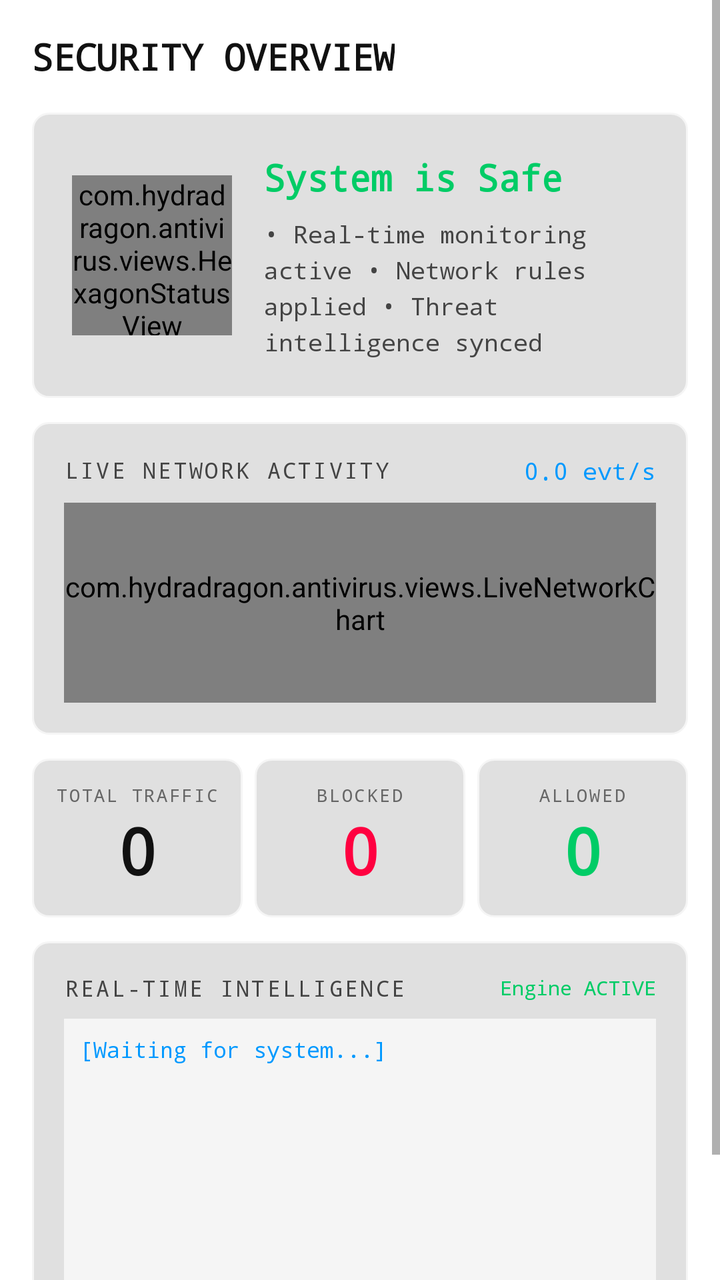
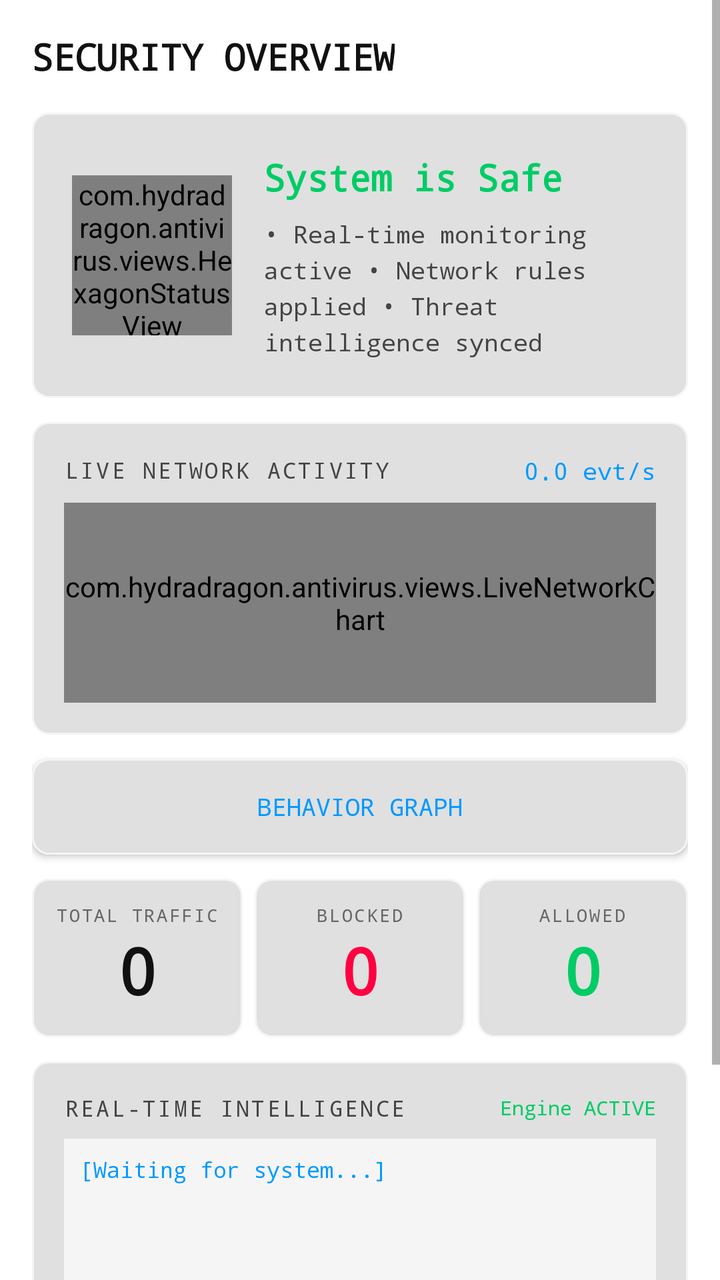

The first picture is an Android layout as it rendered before a commit; the second is the same layout after the commit. The layout source and the unified diff follow.
<!-- AndroidManifest.xml: application theme Theme.HydraDragon -->
<!-- res/layout/fragment_dashboard.xml -->
<?xml version="1.0" encoding="utf-8"?>
<ScrollView
    xmlns:android="http://schemas.android.com/apk/res/android"
    xmlns:app="http://schemas.android.com/apk/res-auto"
    android:layout_width="match_parent"
    android:layout_height="match_parent"
    android:background="@color/bg_primary"
    android:fillViewport="true">

    <LinearLayout
        android:layout_width="match_parent"
        android:layout_height="wrap_content"
        android:orientation="vertical"
        android:padding="16dp">

        
        <TextView
            android:layout_width="wrap_content"
            android:layout_height="wrap_content"
            android:text="@string/security_overview"
            android:textColor="@color/text_primary"
            android:textSize="18sp"
            android:fontFamily="monospace"
            android:textStyle="bold"
            android:layout_marginBottom="16dp"/>

        
        <LinearLayout
            android:id="@+id/layout_scan_reminder"
            android:layout_width="match_parent"
            android:layout_height="wrap_content"
            android:orientation="horizontal"
            android:background="@drawable/bg_card"
            android:padding="14dp"
            android:layout_marginBottom="12dp"
            android:clickable="true"
            android:focusable="true"
            android:visibility="gone">

            <TextView
                android:layout_width="0dp"
                android:layout_height="wrap_content"
                android:layout_weight="1"
                android:text="@string/scan_reminder"
                android:textColor="@color/warning_orange"
                android:textSize="12sp"
                android:fontFamily="monospace"
                android:gravity="center_vertical"/>

            <TextView
                android:layout_width="wrap_content"
                android:layout_height="wrap_content"
                android:text="→"
                android:textColor="@color/warning_orange"
                android:textSize="16sp"
                android:fontFamily="monospace"
                android:layout_gravity="center_vertical"
                android:layout_marginStart="8dp"/>
        </LinearLayout>

        
        <LinearLayout
            android:layout_width="match_parent"
            android:layout_height="wrap_content"
            android:orientation="horizontal"
            android:background="@drawable/bg_card"
            android:padding="20dp"
            android:layout_marginBottom="12dp">

            
            <com.hydradragon.antivirus.views.HexagonStatusView
                android:id="@+id/hexagon_status"
                android:layout_width="80dp"
                android:layout_height="80dp"
                android:layout_marginEnd="16dp"
                android:layout_gravity="center_vertical"/>

            
            <LinearLayout
                android:layout_width="0dp"
                android:layout_height="wrap_content"
                android:layout_weight="1"
                android:orientation="vertical"
                android:gravity="center_vertical">

                <TextView
                    android:id="@+id/tv_security_status"
                    android:layout_width="wrap_content"
                    android:layout_height="wrap_content"
                    android:text="@string/system_is_safe"
                    android:textColor="@color/neon_green"
                    android:textSize="18sp"
                    android:fontFamily="monospace"
                    android:textStyle="bold"
                    android:layout_marginBottom="8dp"/>

                <TextView
                    android:id="@+id/tv_status_desc"
                    android:layout_width="wrap_content"
                    android:layout_height="wrap_content"
                    android:text="@string/system_safe_desc"
                    android:textColor="@color/text_secondary"
                    android:textSize="12sp"
                    android:fontFamily="monospace"
                    android:lineSpacingExtra="4dp"/>
            </LinearLayout>
        </LinearLayout>

        
        <LinearLayout
            android:layout_width="match_parent"
            android:layout_height="wrap_content"
            android:orientation="vertical"
            android:background="@drawable/bg_card"
            android:padding="16dp"
            android:layout_marginBottom="12dp">

            <LinearLayout
                android:layout_width="match_parent"
                android:layout_height="wrap_content"
                android:orientation="horizontal"
                android:gravity="center_vertical"
                android:layout_marginBottom="8dp">

                <TextView
                    android:layout_width="0dp"
                    android:layout_height="wrap_content"
                    android:layout_weight="1"
                    android:text="@string/live_network_activity"
                    android:textColor="@color/text_secondary"
                    android:textSize="11sp"
                    android:fontFamily="monospace"
                    android:letterSpacing="0.1"/>

                <TextView
                    android:id="@+id/tv_live_rate"
                    android:layout_width="wrap_content"
                    android:layout_height="wrap_content"
                    android:text="0.0 evt/s"
                    android:textColor="@color/neon_cyan"
                    android:textSize="12sp"
                    android:fontFamily="monospace"/>
            </LinearLayout>

            <com.hydradragon.antivirus.views.LiveNetworkChart
                android:id="@+id/network_chart"
                android:layout_width="match_parent"
                android:layout_height="100dp"
                android:background="@color/bg_secondary"/>
        </LinearLayout>

        
        <LinearLayout
            android:layout_width="match_parent"
            android:layout_height="wrap_content"
            android:orientation="horizontal"
            android:layout_marginBottom="12dp">

            
            <LinearLayout
                android:layout_width="0dp"
                android:layout_height="wrap_content"
                android:layout_weight="1"
                android:orientation="vertical"
                android:background="@drawable/bg_card"
                android:padding="12dp"
                android:gravity="center"
                android:layout_marginEnd="6dp">

                <TextView
                    android:layout_width="wrap_content"
                    android:layout_height="wrap_content"
                    android:text="@string/total_traffic"
                    android:textColor="@color/text_dim"
                    android:textSize="9sp"
                    android:fontFamily="monospace"
                    android:letterSpacing="0.1"/>

                <TextView
                    android:id="@+id/tv_total_traffic"
                    android:layout_width="wrap_content"
                    android:layout_height="wrap_content"
                    android:text="0"
                    android:textColor="@color/text_primary"
                    android:textSize="32sp"
                    android:fontFamily="monospace"
                    android:textStyle="bold"/>
            </LinearLayout>

            
            <LinearLayout
                android:layout_width="0dp"
                android:layout_height="wrap_content"
                android:layout_weight="1"
                android:orientation="vertical"
                android:background="@drawable/bg_card"
                android:padding="12dp"
                android:gravity="center"
                android:layout_marginEnd="6dp">

                <TextView
                    android:layout_width="wrap_content"
                    android:layout_height="wrap_content"
                    android:text="@string/blocked"
                    android:textColor="@color/text_dim"
                    android:textSize="9sp"
                    android:fontFamily="monospace"
                    android:letterSpacing="0.1"/>

                <TextView
                    android:id="@+id/tv_blocked"
                    android:layout_width="wrap_content"
                    android:layout_height="wrap_content"
                    android:text="0"
                    android:textColor="@color/threat_red"
                    android:textSize="32sp"
                    android:fontFamily="monospace"
                    android:textStyle="bold"/>
            </LinearLayout>

            
            <LinearLayout
                android:layout_width="0dp"
                android:layout_height="wrap_content"
                android:layout_weight="1"
                android:orientation="vertical"
                android:background="@drawable/bg_card"
                android:padding="12dp"
                android:gravity="center">

                <TextView
                    android:layout_width="wrap_content"
                    android:layout_height="wrap_content"
                    android:text="@string/allowed"
                    android:textColor="@color/text_dim"
                    android:textSize="9sp"
                    android:fontFamily="monospace"
                    android:letterSpacing="0.1"/>

                <TextView
                    android:id="@+id/tv_allowed"
                    android:layout_width="wrap_content"
                    android:layout_height="wrap_content"
                    android:text="0"
                    android:textColor="@color/neon_green"
                    android:textSize="32sp"
                    android:fontFamily="monospace"
                    android:textStyle="bold"/>
            </LinearLayout>
        </LinearLayout>

        
        <LinearLayout
            android:layout_width="match_parent"
            android:layout_height="wrap_content"
            android:orientation="vertical"
            android:background="@drawable/bg_card"
            android:padding="16dp"
            android:layout_marginBottom="8dp">

            <LinearLayout
                android:layout_width="match_parent"
                android:layout_height="wrap_content"
                android:orientation="horizontal"
                android:gravity="center_vertical"
                android:layout_marginBottom="8dp">

                <TextView
                    android:layout_width="0dp"
                    android:layout_height="wrap_content"
                    android:layout_weight="1"
                    android:text="@string/realtime_intelligence"
                    android:textColor="@color/text_secondary"
                    android:textSize="11sp"
                    android:fontFamily="monospace"
                    android:letterSpacing="0.1"/>

                <TextView
                    android:id="@+id/tv_engine_status"
                    android:layout_width="wrap_content"
                    android:layout_height="wrap_content"
                    android:text="@string/engine_active"
                    android:textColor="@color/neon_green"
                    android:textSize="10sp"
                    android:fontFamily="monospace"/>
            </LinearLayout>

            
            <TextView
                android:id="@+id/tv_threat_feed"
                android:layout_width="match_parent"
                android:layout_height="160dp"
                android:background="@color/bg_secondary"
                android:padding="8dp"
                android:textColor="@color/neon_cyan"
                android:textSize="11sp"
                android:fontFamily="monospace"
                android:gravity="top"
                android:text="@string/system_waiting"
                android:scrollbars="vertical"
                android:overScrollMode="always"/>
        </LinearLayout>

    </LinearLayout>
</ScrollView>
<!-- resources referenced by this layout -->
<resources>
  <color name="bg_primary">#FFFFFF</color>
  <color name="bg_secondary">#F5F5F5</color>
  <color name="neon_cyan">#0099FF</color>
  <color name="neon_green">#00CC66</color>
  <color name="text_dim">#666666</color>
  <color name="text_primary">#111111</color>
  <color name="text_secondary">#444444</color>
  <color name="threat_red">#FF0040</color>
  <color name="warning_orange">#FF9900</color>
  <!-- drawable bg_card (drawable) -->
  <?xml version="1.0" encoding="utf-8"?>
  <shape xmlns:android="http://schemas.android.com/apk/res/android" android:shape="rectangle">
      <solid android:color="@color/bg_card"/>
      <corners android:radius="8dp"/>
      <stroke android:width="1dp" android:color="@color/bg_secondary"/>
  </shape>
  <string name="allowed">ALLOWED</string>
  <string name="blocked">BLOCKED</string>
  <string name="engine_active">Engine ACTIVE</string>
  <string name="live_network_activity">LIVE NETWORK ACTIVITY</string>
  <string name="realtime_intelligence">REAL-TIME INTELLIGENCE</string>
  <string name="scan_reminder">⚠ Your device has not been scanned yet! Tap to scan.</string>
  <string name="security_overview">SECURITY OVERVIEW</string>
  <string name="system_is_safe">System is Safe</string>
  <string name="system_safe_desc">• Real-time monitoring active
  • Network rules applied
  • Threat intelligence synced</string>
  <string name="system_waiting">[Waiting for system...]</string>
  <string name="total_traffic">TOTAL TRAFFIC</string>
  <style name="Theme.HydraDragon" parent="Theme.AppCompat.DayNight.NoActionBar">
          <item name="colorPrimary">@color/neon_green</item>
          <item name="colorPrimaryDark">@color/bg_primary</item>
          <item name="colorAccent">@color/neon_cyan</item>
          <item name="android:windowBackground">@color/bg_primary</item>
          <item name="android:statusBarColor">@color/bg_primary</item>
          <item name="android:navigationBarColor">@color/nav_bg</item>
      </style>
  <color name="bg_card">#E0E0E0</color>
  <color name="nav_bg">#EAEAEA</color>
</resources>

<!-- the commit's change to res/layout/fragment_dashboard.xml (unified diff, before → after) -->
@@ -148,6 +148,18 @@
                 android:layout_height="100dp"
                 android:background="@color/bg_secondary"/>
         </LinearLayout>
+
+        <Button
+            android:id="@+id/btn_behavior_graph"
+            android:layout_width="match_parent"
+            android:layout_height="wrap_content"
+            android:text="@string/btn_behavior_graph"
+            android:textSize="12sp"
+            android:fontFamily="monospace"
+            android:background="@drawable/bg_card"
+            android:textColor="@color/neon_cyan"
+            android:padding="10dp"
+            android:layout_marginBottom="12dp"/>
 
         
         <LinearLayout
<!-- resource entries referenced after the edit -->
@@ -18,6 +18,7 @@
   </shape>
   <string name="allowed">ALLOWED</string>
   <string name="blocked">BLOCKED</string>
+  <string name="btn_behavior_graph">Behavior Graph</string>
   <string name="engine_active">Engine ACTIVE</string>
   <string name="live_network_activity">LIVE NETWORK ACTIVITY</string>
   <string name="realtime_intelligence">REAL-TIME INTELLIGENCE</string>
